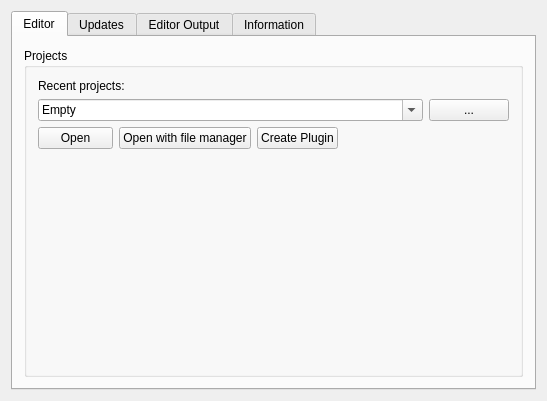
Above: mainwindow.ui from Sponk/maratis-manager before the change. Below: the same form after it.
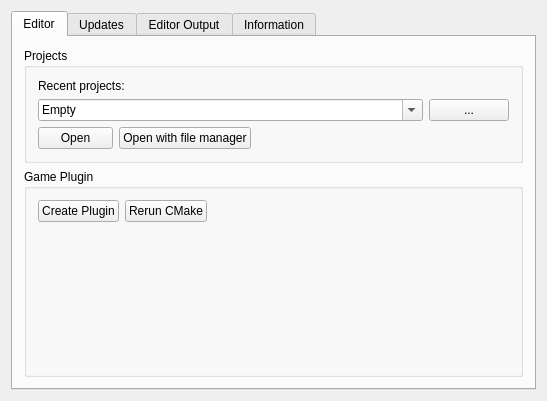
That is the form after the change.

Commit message: + You can now rerun CMake without recreating the whole build environment

Patch:
```diff
--- a/mainwindow.ui
+++ b/mainwindow.ui
@@ -100,13 +100,6 @@
                  </property>
                 </widget>
                </item>
-               <item>
-                <widget class="QPushButton" name="pushButton_2">
-                 <property name="text">
-                  <string>Create Plugin</string>
-                 </property>
-                </widget>
-               </item>
                <item>
                 <spacer name="horizontalSpacer">
                  <property name="orientation">
@@ -122,21 +115,73 @@
                </item>
               </layout>
              </item>
+            </layout>
+           </item>
+          </layout>
+         </widget>
+        </item>
+        <item>
+         <widget class="QGroupBox" name="groupBox_6">
+          <property name="sizePolicy">
+           <sizepolicy hsizetype="Expanding" vsizetype="Expanding">
+            <horstretch>0</horstretch>
+            <verstretch>0</verstretch>
+           </sizepolicy>
+          </property>
+          <property name="title">
+           <string>Game Plugin</string>
+          </property>
+          <property name="flat">
+           <bool>false</bool>
+          </property>
+          <property name="checkable">
+           <bool>false</bool>
+          </property>
+          <layout class="QVBoxLayout" name="verticalLayout_10">
+           <item>
+            <layout class="QHBoxLayout" name="horizontalLayout_4">
              <item>
-              <spacer name="verticalSpacer">
+              <widget class="QPushButton" name="pushButton_2">
+               <property name="text">
+                <string>Create Plugin</string>
+               </property>
+              </widget>
+             </item>
+             <item>
+              <widget class="QPushButton" name="rerunCmakeButton">
+               <property name="text">
+                <string>Rerun CMake</string>
+               </property>
+              </widget>
+             </item>
+             <item>
+              <spacer name="horizontalSpacer_4">
                <property name="orientation">
-                <enum>Qt::Vertical</enum>
+                <enum>Qt::Horizontal</enum>
                </property>
                <property name="sizeHint" stdset="0">
                 <size>
-                 <width>20</width>
-                 <height>40</height>
+                 <width>40</width>
+                 <height>20</height>
                 </size>
                </property>
               </spacer>
              </item>
             </layout>
            </item>
+           <item>
+            <spacer name="verticalSpacer">
+             <property name="orientation">
+              <enum>Qt::Vertical</enum>
+             </property>
+             <property name="sizeHint" stdset="0">
+              <size>
+               <width>20</width>
+               <height>40</height>
+              </size>
+             </property>
+            </spacer>
+           </item>
           </layout>
          </widget>
         </item>
```
Left out of the diff: 36 changed lines with no effect on the pictures. The commit also changes 2 other files.
